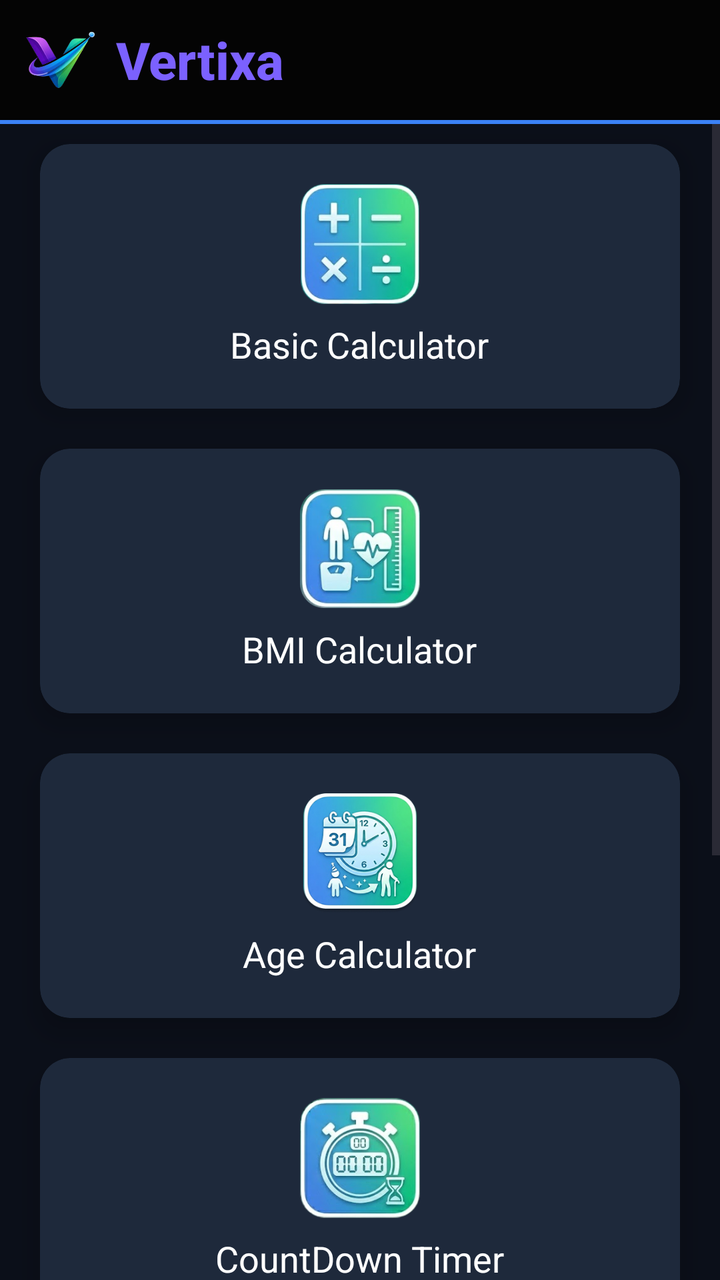
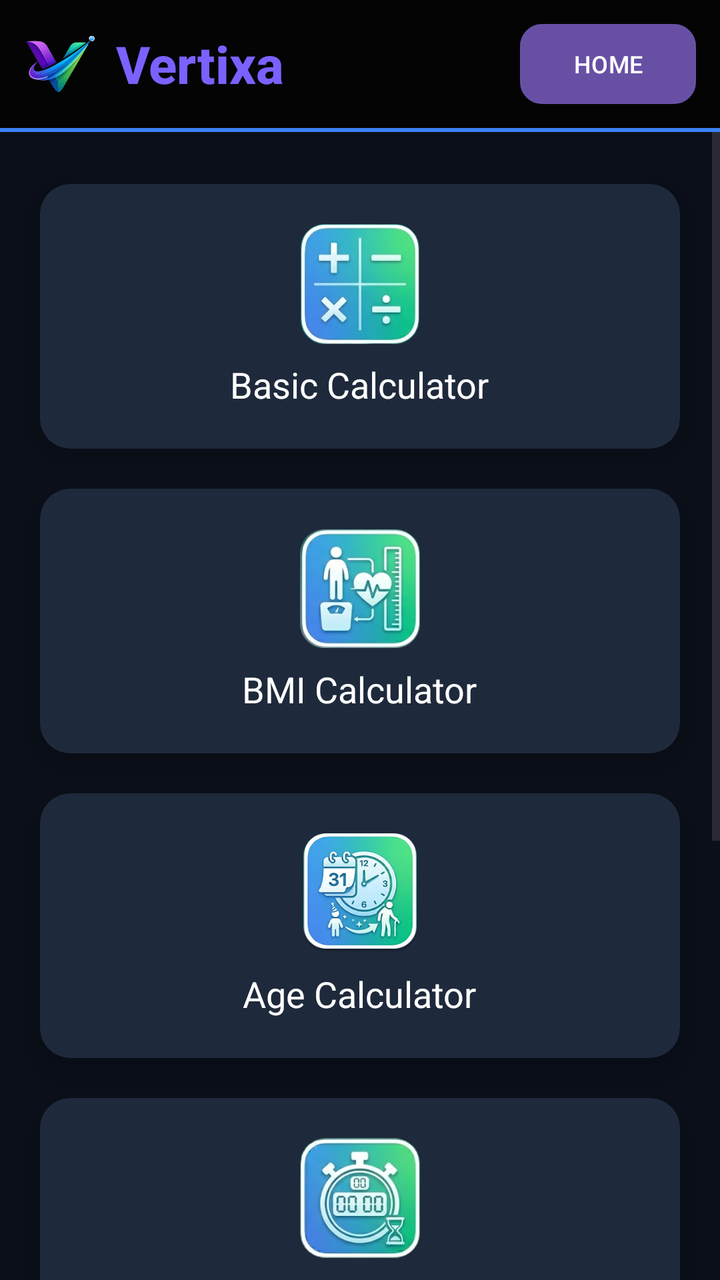

Screens rendered from an Android XML layout before and after an edit, with the pre-edit source and the edit as a unified diff.
<!-- AndroidManifest.xml: application theme Theme.Vertixa -->
<!-- res/layout/activity_main.xml -->
<?xml version="1.0" encoding="utf-8"?>
<LinearLayout xmlns:android="http://schemas.android.com/apk/res/android"
    xmlns:app="http://schemas.android.com/apk/res-auto"
    xmlns:tools="http://schemas.android.com/tools"
    android:id="@+id/main"
    android:layout_width="match_parent"
    android:layout_height="match_parent"
    android:fitsSystemWindows="true"
    tools:context=".MainActivity">

    
    <LinearLayout
        android:layout_width="match_parent"
        android:layout_height="wrap_content"
        android:orientation="vertical">

        
        <include
            layout="@layout/header"
            android:layout_width="match_parent"
            android:layout_height="wrap_content"/>

        
        <View
            android:layout_width="match_parent"
            android:layout_height="2dp"
            android:background="#3B82F6" />

        
        <ScrollView
            android:layout_width="match_parent"
            android:layout_height="match_parent">
            <LinearLayout
                android:layout_width="match_parent"
                android:layout_height="wrap_content"
                android:gravity="center"
                android:background="#0B0F19"
                android:orientation="vertical">

                
                <androidx.cardview.widget.CardView
                    android:id="@+id/basicCal"
                    android:layout_width="match_parent"
                    android:layout_height="wrap_content"
                    android:layout_marginVertical="10dp"
                    android:layout_marginHorizontal="20dp"
                    app:cardBackgroundColor="#1E293B"
                    app:cardCornerRadius="15dp"
                    app:cardElevation="8dp">

                    <LinearLayout
                        android:layout_width="match_parent"
                        android:layout_height="wrap_content"
                        android:gravity="center"
                        android:orientation="vertical"
                        android:padding="20dp">

                        <ImageView
                            android:layout_width="60dp"
                            android:layout_height="60dp"
                            android:contentDescription="Basic Calculator"
                            android:src="@drawable/basic" />

                        <TextView
                            android:layout_width="wrap_content"
                            android:layout_height="wrap_content"
                            android:layout_marginTop="8dp"
                            android:text="Basic Calculator"
                            android:textColor="@android:color/white"
                            android:textSize="18sp" />
                    </LinearLayout>
                </androidx.cardview.widget.CardView>

                
                <androidx.cardview.widget.CardView
                    android:id="@+id/bmiCal"
                    android:layout_width="match_parent"
                    android:layout_height="wrap_content"
                    android:layout_marginVertical="10dp"
                    android:layout_marginHorizontal="20dp"
                    app:cardBackgroundColor="#1E293B"
                    app:cardCornerRadius="15dp"
                    app:cardElevation="8dp">

                    <LinearLayout
                        android:layout_width="match_parent"
                        android:layout_height="wrap_content"
                        android:gravity="center"
                        android:orientation="vertical"
                        android:padding="20dp">

                        <ImageView
                            android:layout_width="60dp"
                            android:layout_height="60dp"
                            android:contentDescription="BMI Calculator"
                            android:src="@drawable/bmi" />

                        <TextView
                            android:layout_width="wrap_content"
                            android:layout_height="wrap_content"
                            android:layout_marginTop="8dp"
                            android:text="BMI Calculator"
                            android:textColor="@android:color/white"
                            android:textSize="18sp" />
                    </LinearLayout>
                </androidx.cardview.widget.CardView>

                
                <androidx.cardview.widget.CardView
                    android:id="@+id/ageCal"
                    android:layout_width="match_parent"
                    android:layout_height="wrap_content"
                    android:layout_marginVertical="10dp"
                    android:layout_marginHorizontal="20dp"
                    app:cardBackgroundColor="#1E293B"
                    app:cardCornerRadius="15dp"
                    app:cardElevation="8dp">

                    <LinearLayout
                        android:layout_width="match_parent"
                        android:layout_height="wrap_content"
                        android:gravity="center"
                        android:orientation="vertical"
                        android:padding="20dp">

                        <ImageView
                            android:layout_width="60dp"
                            android:layout_height="60dp"
                            android:contentDescription="Age Calculator"
                            android:src="@drawable/age" />

                        <TextView
                            android:layout_width="wrap_content"
                            android:layout_height="wrap_content"
                            android:layout_marginTop="8dp"
                            android:text="Age Calculator"
                            android:textColor="@android:color/white"
                            android:textSize="18sp" />
                    </LinearLayout>
                </androidx.cardview.widget.CardView>

                
                <androidx.cardview.widget.CardView
                    android:id="@+id/countDown"
                    android:layout_width="match_parent"
                    android:layout_height="wrap_content"
                    android:layout_marginVertical="10dp"
                    android:layout_marginHorizontal="20dp"
                    app:cardBackgroundColor="#1E293B"
                    app:cardCornerRadius="15dp"
                    app:cardElevation="8dp">

                    <LinearLayout
                        android:layout_width="match_parent"
                        android:layout_height="wrap_content"
                        android:gravity="center"
                        android:orientation="vertical"
                        android:padding="20dp">

                        <ImageView
                            android:layout_width="60dp"
                            android:layout_height="60dp"
                            android:contentDescription="CountDown Timer"
                            android:src="@drawable/countdown" />

                        <TextView
                            android:layout_width="wrap_content"
                            android:layout_height="wrap_content"
                            android:layout_marginTop="8dp"
                            android:text="CountDown Timer"
                            android:textColor="@android:color/white"
                            android:textSize="18sp" />
                    </LinearLayout>
                </androidx.cardview.widget.CardView>

                
                <androidx.cardview.widget.CardView
                    android:id="@+id/randomNum"
                    android:layout_width="match_parent"
                    android:layout_height="wrap_content"
                    android:layout_marginVertical="10dp"
                    android:layout_marginHorizontal="20dp"
                    app:cardBackgroundColor="#1E293B"
                    app:cardCornerRadius="15dp"
                    app:cardElevation="8dp">

                    <LinearLayout
                        android:layout_width="match_parent"
                        android:layout_height="wrap_content"
                        android:gravity="center"
                        android:orientation="vertical"
                        android:padding="20dp">

                        <ImageView
                            android:layout_width="60dp"
                            android:layout_height="60dp"
                            android:contentDescription="Random Number"
                            android:src="@drawable/random" />

                        <TextView
                            android:layout_width="wrap_content"
                            android:layout_height="wrap_content"
                            android:layout_marginTop="8dp"
                            android:text="Random Number"
                            android:textColor="@android:color/white"
                            android:textSize="18sp" />
                    </LinearLayout>
                </androidx.cardview.widget.CardView>

                
                <androidx.cardview.widget.CardView
                    android:id="@+id/unitCon"
                    android:layout_width="match_parent"
                    android:layout_height="wrap_content"
                    android:layout_marginVertical="10dp"
                    android:layout_marginHorizontal="20dp"
                    app:cardBackgroundColor="#1E293B"
                    app:cardCornerRadius="15dp"
                    app:cardElevation="8dp">

                    <LinearLayout
                        android:layout_width="match_parent"
                        android:layout_height="wrap_content"
                        android:gravity="center"
                        android:orientation="vertical"
                        android:padding="20dp">

                        <ImageView
                            android:layout_width="60dp"
                            android:layout_height="60dp"
                            android:contentDescription="Unit Converter"
                            android:src="@drawable/unit" />

                        <TextView
                            android:layout_width="wrap_content"
                            android:layout_height="wrap_content"
                            android:layout_marginTop="8dp"
                            android:text="Unit Converter"
                            android:textColor="@android:color/white"
                            android:textSize="18sp" />
                    </LinearLayout>
                </androidx.cardview.widget.CardView>

            </LinearLayout>
        </ScrollView>
    </LinearLayout>
</LinearLayout>
<!-- res/layout/header.xml (included above) -->
<LinearLayout xmlns:android="http://schemas.android.com/apk/res/android"
    android:layout_width="match_parent"
    android:layout_height="match_parent"
    android:background="#0B0F19"
    android:orientation="vertical"
    android:fitsSystemWindows="true">

    
    <LinearLayout
        android:layout_width="match_parent"
        android:layout_height="wrap_content"
        android:background="#040404"
        android:orientation="horizontal"
        android:padding="12dp"
        android:gravity="center_vertical">

        <ImageView
            android:layout_width="36dp"
            android:layout_height="36dp"
            android:src="@drawable/logo"
            android:contentDescription="Logo"/>

        <TextView
            android:layout_width="wrap_content"
            android:layout_height="wrap_content"
            android:text="Vertixa"
            android:textSize="26sp"
            android:textColor="#7B61FF"
            android:layout_marginStart="10dp"
            android:fontFamily="sans-serif-medium"
            android:textStyle="bold"/>
    </LinearLayout>

</LinearLayout>
<!-- resources referenced by this layout -->
<resources>
  <!-- drawable age: png bitmap (drawable, 70569 bytes) -->
  <!-- drawable basic: png bitmap (drawable, 50359 bytes) -->
  <!-- drawable bmi: png bitmap (drawable, 57866 bytes) -->
  <!-- drawable countdown: png bitmap (drawable, 67344 bytes) -->
  <!-- drawable logo: png bitmap (drawable, 49304 bytes) -->
  <!-- drawable random: png bitmap (drawable, 56364 bytes) -->
  <!-- drawable unit: png bitmap (drawable, 58528 bytes) -->
  <style name="Theme.Vertixa" parent="Base.Theme.Vertixa" />
  <style name="Base.Theme.Vertixa" parent="Theme.Material3.DayNight.NoActionBar">
          <item name="android:windowDisablePreview">true</item>
      </style>
</resources>

<!-- the commit's change to res/layout/activity_main.xml (unified diff, before → after) -->
@@ -30,11 +30,13 @@
         <ScrollView
             android:layout_width="match_parent"
             android:layout_height="match_parent">
+
             <LinearLayout
                 android:layout_width="match_parent"
                 android:layout_height="wrap_content"
                 android:gravity="center"
                 android:background="#0B0F19"
+                android:paddingTop="16dp"
                 android:orientation="vertical">
 
                 
@@ -256,27 +258,41 @@
     
     <LinearLayout
         android:layout_width="match_parent"
-        android:layout_height="wrap_content"
+        android:layout_height="64dp"
         android:background="#040404"
+        android:gravity="center_vertical"
         android:orientation="horizontal"
-        android:padding="12dp"
-        android:gravity="center_vertical">
+        android:padding="12dp">
 
         <ImageView
             android:layout_width="36dp"
             android:layout_height="36dp"
-            android:src="@drawable/logo"
-            android:contentDescription="Logo"/>
+            android:contentDescription="Logo"
+            android:src="@drawable/logo" />
 
         <TextView
             android:layout_width="wrap_content"
             android:layout_height="wrap_content"
-            android:text="Vertixa"
-            android:textSize="26sp"
-            android:textColor="#7B61FF"
             android:layout_marginStart="10dp"
             android:fontFamily="sans-serif-medium"
-            android:textStyle="bold"/>
+            android:text="Vertixa"
+            android:textColor="#7B61FF"
+            android:textSize="26sp"
+            android:textStyle="bold" />
+
+        <View
+            android:layout_width="0dp"
+            android:layout_height="0dp"
+            android:layout_weight="1" />
+
+        <Button
+            android:id="@+id/homeButton"
+            android:layout_width="wrap_content"
+            android:layout_height="wrap_content"
+            android:background="@drawable/btn_rounded"
+            android:text="HOME"
+            android:textSize="12sp" />
+
     </LinearLayout>
 
 </LinearLayout>
<!-- resource entries referenced after the edit -->
@@ -3,6 +3,16 @@
   <!-- drawable age: png bitmap (drawable, 70569 bytes) -->
   <!-- drawable basic: png bitmap (drawable, 50359 bytes) -->
   <!-- drawable bmi: png bitmap (drawable, 57866 bytes) -->
+  <!-- drawable btn_rounded (drawable) -->
+  <?xml version="1.0" encoding="utf-8"?>
+  <shape xmlns:android="http://schemas.android.com/apk/res/android">
+      <solid android:color="#7B61FF"/>
+      <corners android:radius="10dp"/>
+      <stroke
+          android:width="2dp"
+          android:color="#FFFFFF"/>
+  
+  </shape>
   <!-- drawable countdown: png bitmap (drawable, 67344 bytes) -->
   <!-- drawable logo: png bitmap (drawable, 49304 bytes) -->
   <!-- drawable random: png bitmap (drawable, 56364 bytes) -->
